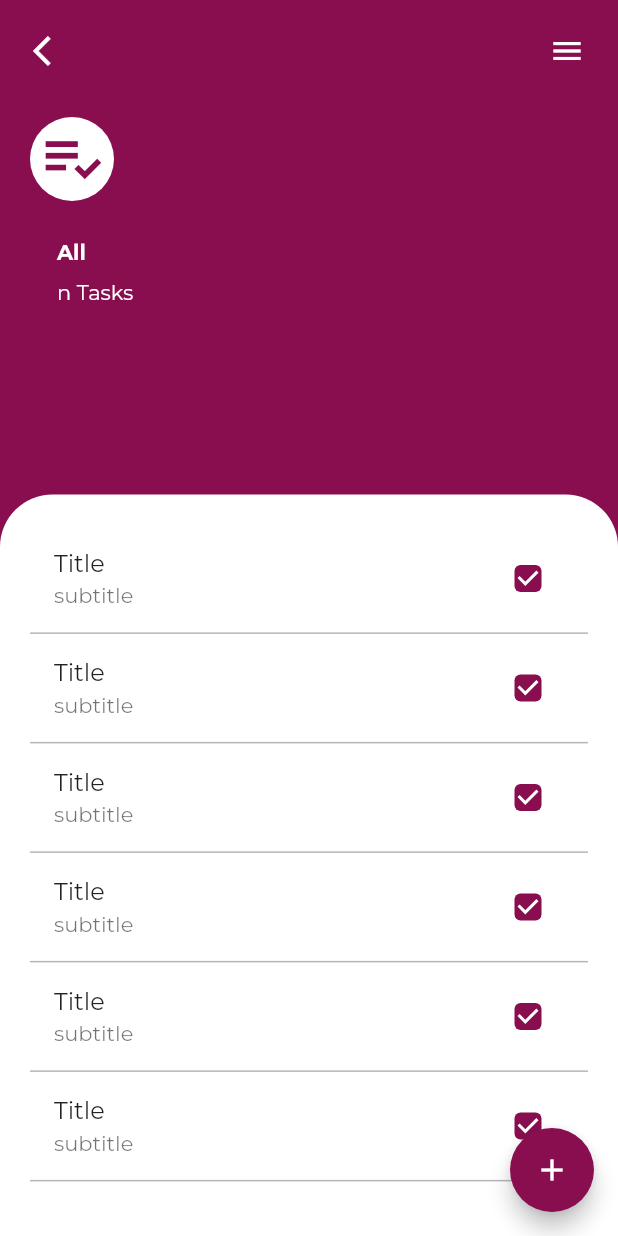
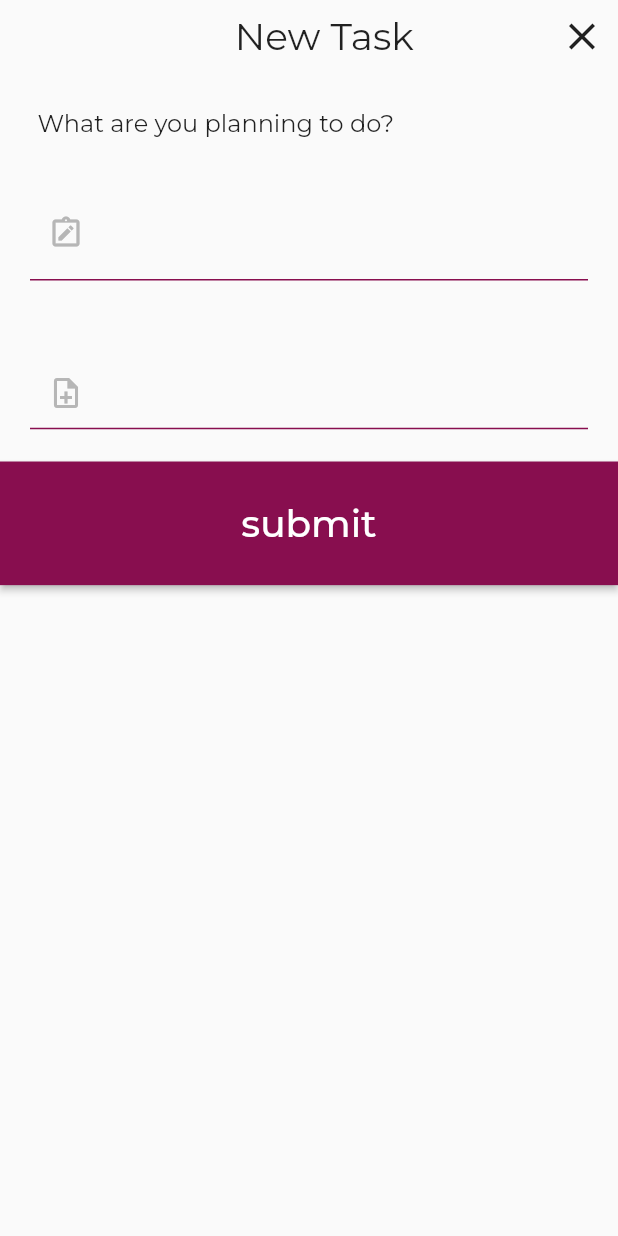
Before and after one commit to RayMasoumi/todo_app, a Flutter app: the screen it shows after launch, after a tap on the "add" icon, on a phone screen of 412 x 824 dp. Run offline on Flutter 3.47's test engine with Material 2 defaults, Android fonts, the phone set to English and light mode, and no system bars; our stand-ins replace get, google_fonts.

Commit message:
UI completely done

```diff
--- a/lib/main.dart
+++ b/lib/main.dart
@@ -1,4 +1,5 @@
 import 'package:flutter/material.dart';
+import 'package:flutter/services.dart';
 import 'package:get/get.dart';
 import 'package:google_fonts/google_fonts.dart';
 import 'package:todo_app/bindings/my_binding.dart';
@@ -16,7 +17,7 @@ class MyApp extends StatelessWidget {
   Widget build(BuildContext context) {
     return GetMaterialApp(
       debugShowCheckedModeBanner: false,
-      defaultTransition: Transition.leftToRight,
+      defaultTransition: Transition.downToUp,
       getPages: MyRoutes.pages,
       initialBinding: MyBinding(),
       initialRoute: '/home_screen',
@@ -25,4 +26,11 @@ class MyApp extends StatelessWidget {
       ),
     );
   }
+
+  static void changeColor(Color color, Brightness brightness) {
+    SystemChrome.setSystemUIOverlayStyle(
+      SystemUiOverlayStyle(
+          statusBarColor: color, statusBarIconBrightness: brightness),
+    );
+  }
 }
--- a/lib/routes/my_routes.dart
+++ b/lib/routes/my_routes.dart
@@ -1,8 +1,10 @@
 import 'package:get/get.dart';
+import 'package:todo_app/screens/add_task_screen.dart';
 import 'package:todo_app/screens/home_screen.dart';
 
 class MyRoutes {
   static List<GetPage> get pages => [
         GetPage(name: '/home_screen', page: () => const HomeScreen()),
+        GetPage(name: '/add_task_screen', page: () => const AddTaskScreen()),
       ];
 }
--- /dev/null
+++ b/lib/screens/add_task_screen.dart
@@ -0,0 +1,42 @@
+import 'package:flutter/material.dart';
+import 'package:get/get.dart';
+import 'package:todo_app/main.dart';
+import 'package:todo_app/widgets/stretched_submit_button.dart';
+import 'package:todo_app/widgets/custom_app_bar_add_screen_widget.dart';
+import 'package:todo_app/widgets/text_field_widget.dart';
+import 'package:todo_app/widgets/title_widget.dart';
+
+class AddTaskScreen extends StatelessWidget {
+  const AddTaskScreen({super.key});
+
+  @override
+  Widget build(BuildContext context) {
+    MyApp.changeColor(const Color(0xFFFafafa), Brightness.dark);
+    return Scaffold(
+      body: SafeArea(
+        child: SizedBox(
+          width: Get.width,
+          child: Column(
+            mainAxisSize: MainAxisSize.min,
+            crossAxisAlignment: CrossAxisAlignment.start,
+            children: [
+              const CustomAppBarAddScreenWidget(),
+              const TitleWidget(),
+              const CustomTextFieldWidget(
+                icon: Icons.note_alt_outlined,
+                maxLines: 2,
+              ),
+              SizedBox(
+                height: Get.height * 0.05,
+              ),
+              const CustomTextFieldWidget(
+                icon: Icons.note_add_outlined,
+              ),
+              const StretchedSubmitButton()
+            ],
+          ),
+        ),
+      ),
+    );
+  }
+}
--- a/lib/screens/home_screen.dart
+++ b/lib/screens/home_screen.dart
@@ -1,7 +1,7 @@
 import 'package:flutter/material.dart';
-import 'package:get/get.dart';
 import 'package:todo_app/constants.dart';
-import 'package:todo_app/widgets/list_view_widget.dart';
+import 'package:todo_app/main.dart';
+import 'package:todo_app/widgets/bottom_home_screen_container_widget.dart';
 import 'package:todo_app/widgets/add_floating_action_button_widget.dart';
 import 'package:todo_app/widgets/top_home_screen_container_widget.dart';
 
@@ -10,29 +10,16 @@ class HomeScreen extends StatelessWidget {
 
   @override
   Widget build(BuildContext context) {
-    return Scaffold(
-      floatingActionButton: const AddFABWidget(),
+    MyApp.changeColor(kPrimaryColor, Brightness.light);
+    return const Scaffold(
+      floatingActionButton: AddFABWidget(),
       body: SafeArea(
         // * we use Stack so the pages can be stacked on each other
         child: Stack(
           alignment: Alignment.bottomCenter,
           children: [
-            const TopHomeScreenContainerWidget(),
-            Container(
-              width: Get.width,
-              height: Get.height * 0.60,
-              decoration: const BoxDecoration(
-                color: kAccentColor,
-                borderRadius: BorderRadius.only(
-                  topLeft: Radius.circular(35.0),
-                  topRight: Radius.circular(35.0),
-                ),
-              ),
-              child: const Padding(
-                padding: EdgeInsets.all(20.0),
-                child: ListViewWidget(),
-              ),
-            ),
+            TopHomeScreenContainerWidget(),
+            BottomHomeScreenContainerWidget(),
           ],
         ),
       ),
--- a/lib/widgets/add_floating_action_button_widget.dart
+++ b/lib/widgets/add_floating_action_button_widget.dart
@@ -1,5 +1,8 @@
 import 'package:flutter/material.dart';
+import 'package:get/get.dart';
+import 'package:get/get_core/src/get_main.dart';
 import 'package:todo_app/constants.dart';
+import 'package:todo_app/main.dart';
 
 class AddFABWidget extends StatelessWidget {
   const AddFABWidget({
@@ -9,7 +12,11 @@ class AddFABWidget extends StatelessWidget {
   @override
   Widget build(BuildContext context) {
     return FloatingActionButton(
-      onPressed: () {},
+      onPressed: () {
+        Get.toNamed('/add_task_screen')?.then(
+          (value) => MyApp.changeColor(kPrimaryColor, Brightness.light),
+        );
+      },
       backgroundColor: kPrimaryColor,
       child: const Icon(
         Icons.add,
--- /dev/null
+++ b/lib/widgets/bottom_home_screen_container_widget.dart
@@ -0,0 +1,29 @@
+import 'package:flutter/material.dart';
+import 'package:get/get.dart';
+import 'package:todo_app/constants.dart';
+import 'package:todo_app/widgets/list_view_widget.dart';
+
+class BottomHomeScreenContainerWidget extends StatelessWidget {
+  const BottomHomeScreenContainerWidget({
+    super.key,
+  });
+
+  @override
+  Widget build(BuildContext context) {
+    return Container(
+      width: Get.width,
+      height: Get.height * 0.60,
+      decoration: const BoxDecoration(
+        color: kAccentColor,
+        borderRadius: BorderRadius.only(
+          topLeft: Radius.circular(35.0),
+          topRight: Radius.circular(35.0),
+        ),
+      ),
+      child: const Padding(
+        padding: EdgeInsets.all(20.0),
+        child: ListViewWidget(),
+      ),
+    );
+  }
+}
--- /dev/null
+++ b/lib/widgets/custom_app_bar_add_screen_widget.dart
@@ -0,0 +1,39 @@
+import 'package:flutter/material.dart';
+import 'package:get/get.dart';
+
+class CustomAppBarAddScreenWidget extends StatelessWidget {
+  const CustomAppBarAddScreenWidget({
+    super.key,
+  });
+
+  @override
+  Widget build(BuildContext context) {
+    return Row(
+      children: [
+        SizedBox(
+          width: Get.width * 0.38,
+        ),
+        Expanded(
+          child: Row(
+            mainAxisAlignment: MainAxisAlignment.spaceBetween,
+            children: [
+              const Text(
+                'New Task',
+                style: TextStyle(fontSize: 25.0),
+              ),
+              IconButton(
+                onPressed: () {
+                  Get.back();
+                },
+                icon: const Icon(
+                  Icons.close,
+                  size: 30,
+                ),
+              ),
+            ],
+          ),
+        ),
+      ],
+    );
+  }
+}
--- /dev/null
+++ b/lib/widgets/stretched_submit_button.dart
@@ -0,0 +1,29 @@
+import 'package:flutter/material.dart';
+import 'package:get/get.dart';
+import 'package:todo_app/constants.dart';
+
+class StretchedSubmitButton extends StatelessWidget {
+  const StretchedSubmitButton({
+    super.key,
+  });
+
+  @override
+  Widget build(BuildContext context) {
+    return Container(
+      margin: EdgeInsets.only(top: Get.height * 0.02),
+      width: Get.width,
+      height: Get.height * 0.1,
+      child: ElevatedButton(
+        style: TextButton.styleFrom(
+          shape: const BeveledRectangleBorder(),
+          backgroundColor: kPrimaryColor,
+        ),
+        onPressed: () {},
+        child: const Text(
+          'submit',
+          style: TextStyle(fontSize: 25),
+        ),
+      ),
+    );
+  }
+}
--- /dev/null
+++ b/lib/widgets/text_field_widget.dart
@@ -0,0 +1,35 @@
+import 'package:flutter/material.dart';
+import 'package:todo_app/constants.dart';
+
+class CustomTextFieldWidget extends StatelessWidget {
+  final int maxLines;
+  final IconData icon;
+  const CustomTextFieldWidget(
+      {required this.icon, this.maxLines = 1, super.key});
+  @override
+  Widget build(BuildContext context) {
+    return Container(
+      margin: const EdgeInsets.symmetric(horizontal: 20.0, vertical: 5.0),
+      child: TextField(
+        cursorColor: kPrimaryColor,
+        cursorHeight: 30.0,
+        decoration: InputDecoration(
+          focusedBorder: const UnderlineInputBorder(
+            borderSide: BorderSide(color: kPrimaryColor),
+          ),
+          enabledBorder: const UnderlineInputBorder(
+            borderSide: BorderSide(color: kPrimaryColor),
+          ),
+          prefixIcon: Icon(
+            icon,
+            color: MaterialStateColor.resolveWith((states) =>
+                states.contains(MaterialState.focused)
+                    ? kPrimaryColor
+                    : kSecondaryColor),
+          ),
+        ),
+        maxLines: maxLines,
+      ),
+    );
+  }
+}
--- /dev/null
+++ b/lib/widgets/title_widget.dart
@@ -0,0 +1,18 @@
+import 'package:flutter/material.dart';
+
+class TitleWidget extends StatelessWidget {
+  const TitleWidget({
+    super.key,
+  });
+
+  @override
+  Widget build(BuildContext context) {
+    return const Padding(
+      padding: EdgeInsets.all(25.0),
+      child: Text(
+        'What are you planning to do?',
+        style: TextStyle(fontSize: 16),
+      ),
+    );
+  }
+}
```
